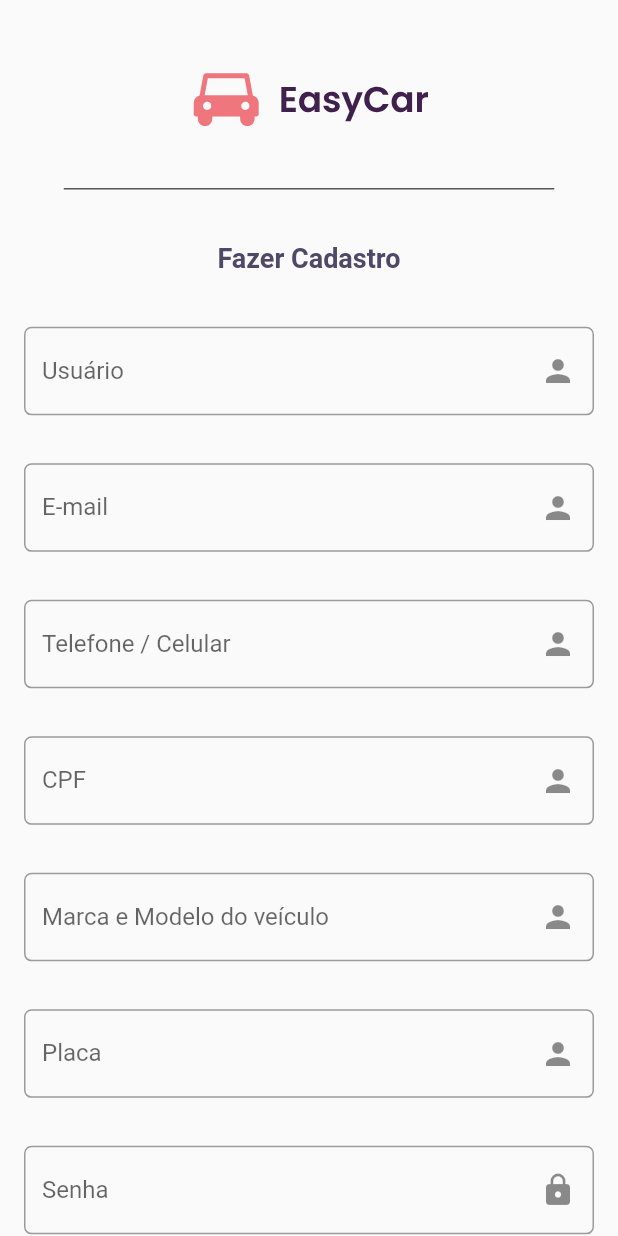
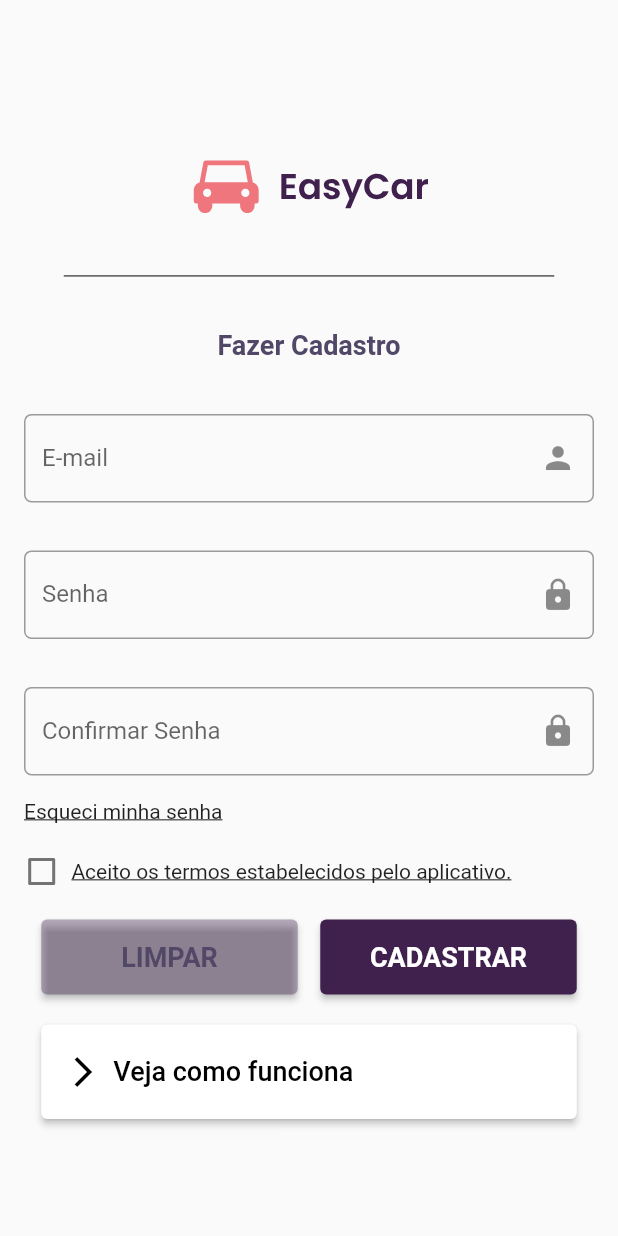
Before and after one commit to fernando2dias/EasyAuto, a Flutter app: the screen it shows after launch, after a tap on "CADASTRAR", on a phone screen of 412 x 824 dp. Run offline on Flutter 3.47's test engine with Material 2 defaults, Android fonts, the phone set to English and light mode, and no system bars; our stand-ins replace firebase_auth, firebase_core, flutter_signin_button, flutter_svg, google_fonts, google_sign_in; accounts and stored records are empty; Roboto replaces fonts that are missing (Poppins).

Commit message:
Pending bug fix when signin not being able to login

```diff
--- a/lib/core/app_widget.dart
+++ b/lib/core/app_widget.dart
@@ -1,7 +1,7 @@
 // import 'package:DevQuiz/home/home_page.dart';
 // import 'package:DevQuiz/splash/splash_page.dart';
 import 'package:flutter/material.dart';
-import 'package:flutter_easy_auto/provider/login_provider.dart';
+import 'package:flutter_easy_auto/provider/account_manager_provider.dart';
 import 'package:flutter_easy_auto/splash/splash_screen.dart';
 import 'package:provider/provider.dart';
 
@@ -9,7 +9,7 @@ class AppWidget extends StatelessWidget {
   @override
   Widget build(BuildContext context) {
     return ChangeNotifierProvider(
-      create: (context) => LoginProvider(),
+      create: (context) => AccountManagerProvider(),
       child: MaterialApp(
         debugShowCheckedModeBanner: false,
         title: "EasyAuto",
--- a/lib/interface/interface.dart
+++ b/lib/interface/interface.dart
@@ -1,5 +1,8 @@
+import 'dart:developer';
+
 import 'package:firebase_auth/firebase_auth.dart';
 import 'package:flutter/material.dart';
+import 'package:flutter_easy_auto/core/app_restart.dart';
 import 'package:flutter_easy_auto/home/home_screen.dart';
 import 'package:flutter_easy_auto/login/login_screen.dart';
 
@@ -14,9 +17,12 @@ class _InterfaceStateScreen extends State<InterfaceScreen> {
   @override
   Widget build(BuildContext context) {
     return Scaffold(
-        body: StreamBuilder(
+        body: RestartWidget(
+      child: StreamBuilder(
         stream: FirebaseAuth.instance.authStateChanges(),
         builder: (context, snapshot) {
+          log(snapshot.toString());
+          print(FirebaseAuth.instance.authStateChanges());
           if (snapshot.connectionState == ConnectionState.waiting) {
             return Center(child: CircularProgressIndicator());
           } else if (snapshot.hasData) {
@@ -29,6 +35,7 @@ class _InterfaceStateScreen extends State<InterfaceScreen> {
             return LoginScreen();
           }
         },
+      ),
     ));
   }
 }
--- a/lib/login/login_screen.dart
+++ b/lib/login/login_screen.dart
@@ -1,10 +1,12 @@
+import 'package:firebase_auth/firebase_auth.dart';
 import 'package:flutter/cupertino.dart';
 import 'package:flutter/material.dart';
 import 'package:flutter/services.dart';
 import 'package:flutter/widgets.dart';
+import 'package:flutter_easy_auto/core/app_restart.dart';
 import 'package:flutter_easy_auto/core/app_text_styles.dart';
 import 'package:flutter_easy_auto/core/core.dart';
-import 'package:flutter_easy_auto/provider/login_provider.dart';
+import 'package:flutter_easy_auto/provider/account_manager_provider.dart';
 import 'package:flutter_easy_auto/signin/signin_screen.dart';
 import 'package:flutter_signin_button/flutter_signin_button.dart';
 import 'package:flutter_svg/flutter_svg.dart';
@@ -51,8 +53,11 @@ class _LoginScreenState extends State<LoginScreen> {
                       ),
                       Padding(
                         padding: const EdgeInsets.all(16.0),
+                        child: Form(
+                          autovalidateMode: AutovalidateMode.always,
                           child: TextFormField(
                             controller: usernameController,
+                            validator: validateEmail,
                             decoration: InputDecoration(
                                 labelText: "Login",
                                 fillColor: Colors.white,
@@ -64,6 +69,7 @@ class _LoginScreenState extends State<LoginScreen> {
                             keyboardType: TextInputType.text,
                             style: TextStyle(
                               fontFamily: "Poppins",
+                            ),
                           ),
                         ),
                       ),
@@ -114,7 +120,7 @@ class _LoginScreenState extends State<LoginScreen> {
                                       'CADASTRAR',
                                       style: AppTextStyles.signInButton,
                                     ),
-                                    onPressed: () {
+                                    onPressed: () async {
                                       Navigator.pushReplacement(
                                         context,
                                         MaterialPageRoute(
@@ -136,15 +142,14 @@ class _LoginScreenState extends State<LoginScreen> {
                                     style: ElevatedButton.styleFrom(
                                       primary: Color(0xFF40214E),
                                     ),
-                                    onPressed: () {
-                                      print("Clicou em Entrar");
-                                      authLogin(usernameController.text,
-                                          passwordController.text);
-                                    },
                                     child: Text(
                                       'ENTRAR',
                                       style: AppTextStyles.logInButton,
                                     ),
+                                    onPressed: () {
+                                      authLogin(usernameController.text,
+                                          passwordController.text);
+                                    },
                                   ),
                                 ),
                               ),
@@ -154,11 +159,15 @@ class _LoginScreenState extends State<LoginScreen> {
                       ),
                       Padding(
                         padding: const EdgeInsets.all(16.0),
+                        child: TextButton(
                             child: Text(
                               'Esqueci minha senha',
-                          style:
-                              TextStyle(decoration: TextDecoration.underline),
+                              style: TextStyle(
+                                  decoration: TextDecoration.underline),
                             ),
+                            onPressed: () {
+                              RestartWidget.restartApp(context);
+                            }),
                       ),
                       Padding(
                         padding: const EdgeInsets.symmetric(horizontal: 40.0),
@@ -177,8 +186,8 @@ class _LoginScreenState extends State<LoginScreen> {
                               padding:
                                   const EdgeInsets.symmetric(horizontal: 82.0),
                               onPressed: () {
-                                final provider = Provider.of<LoginProvider>(
-                                    context,
+                                final provider =
+                                    Provider.of<AccountManagerProvider>(context,
                                         listen: false);
                                 provider.googleLogin();
                               },
@@ -196,7 +205,34 @@ class _LoginScreenState extends State<LoginScreen> {
   authLogin(String email, String password) async {
     print(email);
     print(password);
-    final provider = Provider.of<LoginProvider>(context, listen: false);
-    provider.emailLogin(email, password);
+    final provider =
+        Provider.of<AccountManagerProvider>(context, listen: false);
+    String result = await provider.emailLogin(email, password);
+    if (result != 'success') {
+      _showToast(context, result);
     }
   }
+
+  void _showToast(BuildContext context, String text) {
+    final scaffold = ScaffoldMessenger.of(context);
+    scaffold.showSnackBar(
+      SnackBar(
+        content: Text(text),
+        action: SnackBarAction(
+            label: 'Ok', onPressed: scaffold.hideCurrentSnackBar),
+      ),
+    );
+  }
+
+  String? validateEmail(String? value) {
+    Pattern pattern =
+        r"^[a-zA-Z0-9.!#$%&'*+/=?^_`{|}~-]+@[a-zA-Z0-9](?:[a-zA-Z0-9-]"
+        r"{0,253}[a-zA-Z0-9])?(?:\.[a-zA-Z0-9](?:[a-zA-Z0-9-]"
+        r"{0,253}[a-zA-Z0-9])?)*$";
+    RegExp regex = new RegExp(pattern.toString());
+    if (!regex.hasMatch(value ?? '') || value == null)
+      return 'Enter a valid email address';
+    else
+      return null;
+  }
+}
--- a/lib/provider/login_provider.dart
+++ b/lib/provider/account_manager_provider.dart
@@ -2,7 +2,7 @@ import 'package:firebase_auth/firebase_auth.dart';
 import 'package:flutter/material.dart';
 import 'package:google_sign_in/google_sign_in.dart';
 
-class LoginProvider extends ChangeNotifier {
+class AccountManagerProvider extends ChangeNotifier {
   final googleSignIn = GoogleSignIn();
 
   GoogleSignInAccount? _user;
@@ -26,20 +26,39 @@ class LoginProvider extends ChangeNotifier {
     notifyListeners();
   }
 
-  Future<void> emailLogin(String email, String password) async {
+  Future<String> emailLogin(String email, String password) async {
     FirebaseAuth _auth = FirebaseAuth.instance;
     try {
       await _auth.signInWithEmailAndPassword(email: email, password: password);
-      print(FirebaseAuth.instance.currentUser?.uid);
+      notifyListeners();
+      return 'success';
     } on FirebaseAuthException catch (e) {
       if (e.code == 'user-not-found') {
-        print('Usuário não encontrado');
+        return 'Usuário não encontrado';
       } else if (e.code == 'wrong-password') {
-        print('E-mail ou senha incorreto. Tente novamente');
+        return 'E-mail ou senha incorreto. Tente novamente';
       } else {
-        print('Ocorreu um erro. Tente novamente');
+        return 'Ocorreu um erro. Tente novamente';
       }
     }
-    notifyListeners();
+  }
+
+  Future<String> emailSignIn(String email, String password) async {
+    FirebaseAuth _auth = FirebaseAuth.instance;
+    try {
+      await _auth.createUserWithEmailAndPassword(
+          email: email, password: password);
+      notifyListeners();
+      return 'success';
+    } on FirebaseAuthException catch (e) {
+      if (e.code == 'weak-password') {
+        return 'Senha muito fraca';
+      } else if (e.code == 'email-already-in-use') {
+        return 'E-mail já cadastrado. Tente novamente';
+      } else {
+        // print(e.code);
+        return 'Ocorreu um erro. Tente novamente';
+      }
+    }
   }
 }
--- a/lib/signin/signin_screen.dart
+++ b/lib/signin/signin_screen.dart
@@ -1,7 +1,10 @@
 import 'package:firebase_auth/firebase_auth.dart';
 import 'package:flutter/material.dart';
+import 'package:flutter_easy_auto/core/app_restart.dart';
 import 'package:flutter_easy_auto/core/app_text_styles.dart';
+import 'package:flutter_easy_auto/home/home_screen.dart';
 import 'package:flutter_easy_auto/login/login_screen.dart';
+import 'package:flutter_easy_auto/provider/account_manager_provider.dart';
 import 'package:flutter_svg/svg.dart';
 
 class SignInScreen extends StatefulWidget {
@@ -63,24 +66,24 @@ class _SignInScreenState extends State<SignInScreen> {
                     ),
                   ),
                 ),
-                Padding(
-                  padding: const EdgeInsets.all(16.0),
-                  child: TextFormField(
-                    controller: usernameController,
-                    decoration: InputDecoration(
-                        labelText: "Usuário",
-                        fillColor: Colors.white,
-                        border: OutlineInputBorder(
-                          borderRadius: BorderRadius.circular(5),
-                          borderSide: BorderSide(),
-                        ),
-                        suffixIcon: Icon(Icons.person)),
-                    keyboardType: TextInputType.text,
-                    style: TextStyle(
-                      fontFamily: "Poppins",
-                    ),
-                  ),
-                ),
+                // Padding(
+                //   padding: const EdgeInsets.all(16.0),
+                //   child: TextFormField(
+                //     controller: usernameController,
+                //     decoration: InputDecoration(
+                //         labelText: "Usuário",
+                //         fillColor: Colors.white,
+                //         border: OutlineInputBorder(
+                //           borderRadius: BorderRadius.circular(5),
+                //           borderSide: BorderSide(),
+                //         ),
+                //         suffixIcon: Icon(Icons.person)),
+                //     keyboardType: TextInputType.text,
+                //     style: TextStyle(
+                //       fontFamily: "Poppins",
+                //     ),
+                //   ),
+                // ),
                 Padding(
                   padding: const EdgeInsets.all(16.0),
                   child: TextFormField(
@@ -99,78 +102,78 @@ class _SignInScreenState extends State<SignInScreen> {
                     ),
                   ),
                 ),
-                Padding(
-                  padding: const EdgeInsets.all(16.0),
-                  child: TextFormField(
-                    controller: cellphoneController,
-                    decoration: InputDecoration(
-                        labelText: "Telefone / Celular",
-                        fillColor: Colors.white,
-                        border: OutlineInputBorder(
-                          borderRadius: BorderRadius.circular(5),
-                          borderSide: BorderSide(),
-                        ),
-                        suffixIcon: Icon(Icons.person)),
-                    keyboardType: TextInputType.text,
-                    style: TextStyle(
-                      fontFamily: "Poppins",
-                    ),
-                  ),
-                ),
-                Padding(
-                  padding: const EdgeInsets.all(16.0),
-                  child: TextFormField(
-                    controller: cpfController,
-                    decoration: InputDecoration(
-                        labelText: "CPF",
-                        fillColor: Colors.white,
-                        border: OutlineInputBorder(
-                          borderRadius: BorderRadius.circular(5),
-                          borderSide: BorderSide(),
-                        ),
-                        suffixIcon: Icon(Icons.person)),
-                    keyboardType: TextInputType.text,
-                    style: TextStyle(
-                      fontFamily: "Poppins",
-                    ),
-                  ),
-                ),
-                Padding(
-                  padding: const EdgeInsets.all(16.0),
-                  child: TextFormField(
-                    controller: carController,
-                    decoration: InputDecoration(
-                        labelText: "Marca e Modelo do veículo",
-                        fillColor: Colors.white,
-                        border: OutlineInputBorder(
-                          borderRadius: BorderRadius.circular(5),
-                          borderSide: BorderSide(),
-                        ),
-                        suffixIcon: Icon(Icons.person)),
-                    keyboardType: TextInputType.text,
-                    style: TextStyle(
-                      fontFamily: "Poppins",
-                    ),
-                  ),
-                ),
-                Padding(
-                  padding: const EdgeInsets.all(16.0),
-                  child: TextFormField(
-                    controller: plateController,
-                    decoration: InputDecoration(
-                        labelText: "Placa",
-                        fillColor: Colors.white,
-                        border: OutlineInputBorder(
-                          borderRadius: BorderRadius.circular(5),
-                          borderSide: BorderSide(),
-                        ),
-                        suffixIcon: Icon(Icons.person)),
-                    keyboardType: TextInputType.text,
-                    style: TextStyle(
-                      fontFamily: "Poppins",
-                    ),
-                  ),
-                ),
+                // Padding(
+                //   padding: const EdgeInsets.all(16.0),
+                //   child: TextFormField(
+                //     controller: cellphoneController,
+                //     decoration: InputDecoration(
+                //         labelText: "Telefone / Celular",
+                //         fillColor: Colors.white,
+                //         border: OutlineInputBorder(
+                //           borderRadius: BorderRadius.circular(5),
+                //           borderSide: BorderSide(),
+                //         ),
+                //         suffixIcon: Icon(Icons.person)),
+                //     keyboardType: TextInputType.text,
+                //     style: TextStyle(
+                //       fontFamily: "Poppins",
+                //     ),
+                //   ),
+                // ),
+                // Padding(
+                //   padding: const EdgeInsets.all(16.0),
+                //   child: TextFormField(
+                //     controller: cpfController,
+                //     decoration: InputDecoration(
+                //         labelText: "CPF",
+                //         fillColor: Colors.white,
+                //         border: OutlineInputBorder(
+                //           borderRadius: BorderRadius.circular(5),
+                //           borderSide: BorderSide(),
+                //         ),
+                //         suffixIcon: Icon(Icons.person)),
+                //     keyboardType: TextInputType.text,
+                //     style: TextStyle(
+                //       fontFamily: "Poppins",
+                //     ),
+                //   ),
+                // ),
+                // Padding(
+                //   padding: const EdgeInsets.all(16.0),
+                //   child: TextFormField(
+                //     controller: carController,
+                //     decoration: InputDecoration(
+                //         labelText: "Marca e Modelo do veículo",
+                //         fillColor: Colors.white,
+                //         border: OutlineInputBorder(
+                //           borderRadius: BorderRadius.circular(5),
+                //           borderSide: BorderSide(),
+                //         ),
+                //         suffixIcon: Icon(Icons.person)),
+                //     keyboardType: TextInputType.text,
+                //     style: TextStyle(
+                //       fontFamily: "Poppins",
+                //     ),
+                //   ),
+                // ),
+                // Padding(
+                //   padding: const EdgeInsets.all(16.0),
+                //   child: TextFormField(
+                //     controller: plateController,
+                //     decoration: InputDecoration(
+                //         labelText: "Placa",
+                //         fillColor: Colors.white,
+                //         border: OutlineInputBorder(
+                //           borderRadius: BorderRadius.circular(5),
+                //           borderSide: BorderSide(),
+                //         ),
+                //         suffixIcon: Icon(Icons.person)),
+                //     keyboardType: TextInputType.text,
+                //     style: TextStyle(
+                //       fontFamily: "Poppins",
+                //     ),
+                //   ),
+                // ),
                 Padding(
                   padding: const EdgeInsets.all(16.0),
                   child: TextFormField(
@@ -300,9 +303,18 @@ class _SignInScreenState extends State<SignInScreen> {
                                 primary: Color(0xFF40214E),
                               ),
                               onPressed: () {
-                                print("Clicou em Entrar");
-                                authSignIn(emailController.text,
-                                    passwordController.text);
+                                if (isChecked &&
+                                    (passwordController.text ==
+                                        repeatPasswordController.text)) {
+                                  authSignIn(emailController.text,
+                                      passwordController.text);
+                                } else if (passwordController.text !=
+                                    repeatPasswordController.text) {
+                                  _showToast(context, 'Senhas não são iguais');
+                                } else if (!isChecked) {
+                                  _showToast(context,
+                                      'É necessário aceitar os termos');
+                                }
                               },
                               child: Text(
                                 'CADASTRAR',
@@ -353,27 +365,19 @@ class _SignInScreenState extends State<SignInScreen> {
   }
 
   authSignIn(String email, String password) async {
-    print(email);
-    print(password);
-    FirebaseAuth _auth = FirebaseAuth.instance;
-    try {
-      await _auth.createUserWithEmailAndPassword(
-          email: email, password: password);
-      Navigator.pushReplacement(
-        context,
-        MaterialPageRoute(
-          builder: (context) => LoginScreen(),
-        ),
-      );
-    } on FirebaseAuthException catch (e) {
-      if (e.code == 'weak-password') {
-        _showToast(context, 'Senha muito fraca');
-      } else if (e.code == 'email-already-in-use') {
-        _showToast(context, 'E-mail já cadastrado. Tente novamente');
-      } else {
-        // print(e.code);
-        _showToast(context, 'Ocorreu um erro. Tente novamente');
-      }
+    AccountManagerProvider _accountManagerProvider =
+        new AccountManagerProvider();
+    String result = await _accountManagerProvider.emailSignIn(email, password);
+    if (result != 'success') {
+      _showToast(context, result);
+    } else {
+      RestartWidget.restartApp(context);
+      // Navigator.pushReplacement(
+      //   context,
+      //   MaterialPageRoute(
+      //     builder: (context) => HomeScreen(),
+      //   ),
+      // );
     }
   }
 
```
Also changed, not shown: lib/core/app_restart.dart (added, +32 -0 lines), lib/home/home_screen.dart (+10 -0 lines). Lines whose indentation alone changed are shown as unchanged.
